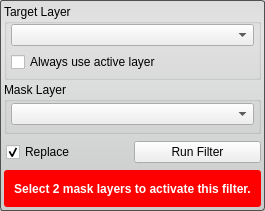
This is src/Interface/ToolInterface/RemoveFilterInterface.ui in jessdtate/Seg3D as Qt 5 draws it before an edit. The edited form follows.
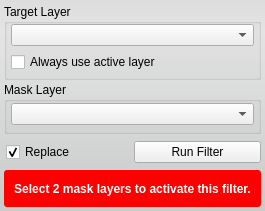
This is the edited form. Custom widgets are drawn as their Qt base class.

Patch:
```diff
--- a/src/Interface/ToolInterface/RemoveFilterInterface.ui
+++ b/src/Interface/ToolInterface/RemoveFilterInterface.ui
@@ -34,7 +34,6 @@
   <property name="styleSheet">
    <string notr="true">QWidget#RemoveFilterInterface{
 	border-radius: 3px;
-	border: 1px solid rgb(80, 80,80);
 	background-color: qlineargradient(spread:pad, x1:0.5, y1:0, x2:0.5, y2:0.960227, stop:0 rgba(221, 221, 221, 255), stop:0.155779 rgba(228, 228, 228, 255), stop:1 rgba(202, 204, 204, 255));      
 }</string>
   </property>
```
